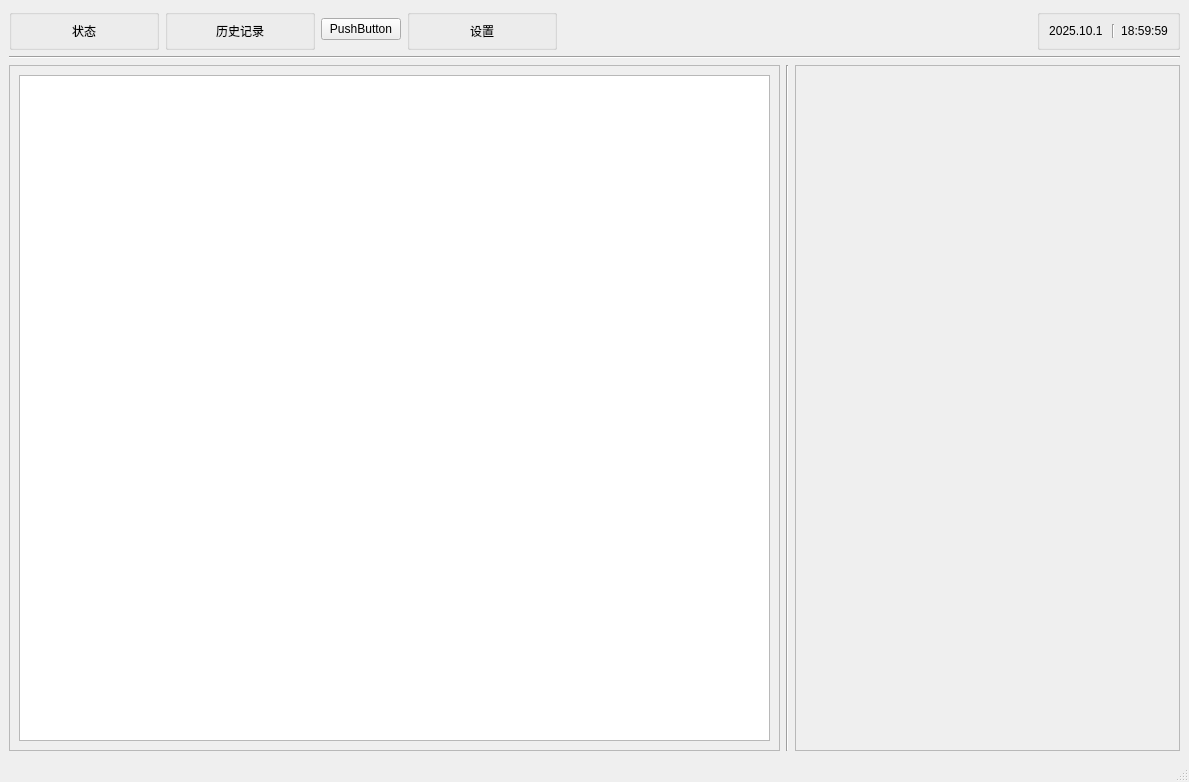
Qt form mainwindow.ui (LightningFlashEvE/high-throughput-perovskite-medication-system) before a commit.
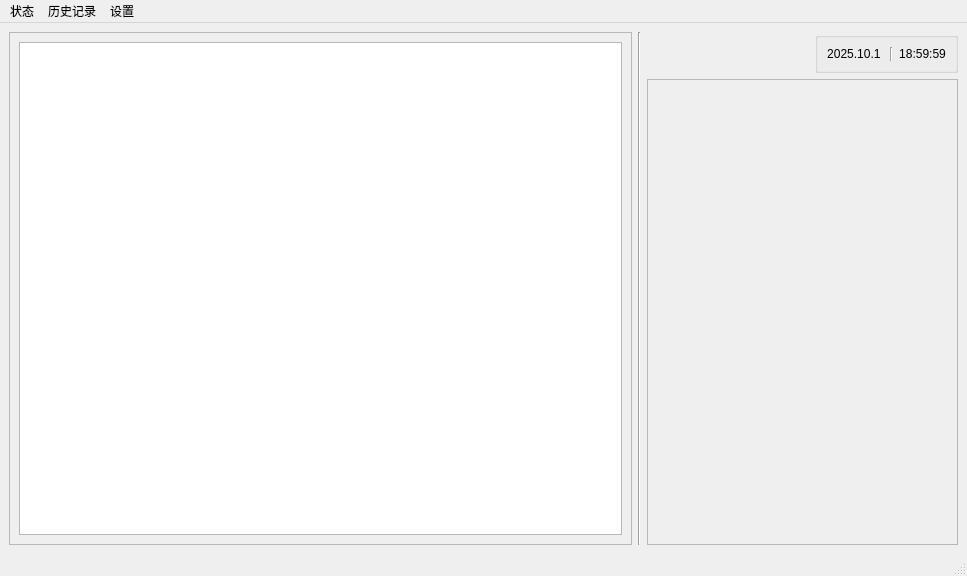
The same form after that commit.

```diff
--- a/mainwindow.ui
+++ b/mainwindow.ui
@@ -6,210 +6,46 @@
    <rect>
     <x>0</x>
     <y>0</y>
-    <width>1189</width>
-    <height>782</height>
+    <width>967</width>
+    <height>576</height>
    </rect>
   </property>
   <property name="windowTitle">
    <string>MainWindow</string>
   </property>
   <widget class="QWidget" name="centralwidget">
-   <layout class="QGridLayout" name="gridLayout_4">
-    <item row="0" column="0">
-     <layout class="QVBoxLayout" name="verticalLayout" stretch="0,1,1">
-      <item>
-       <layout class="QHBoxLayout" name="horizontalLayout_3" stretch="1,2,1,1,0">
-        <item>
-         <layout class="QHBoxLayout" name="horizontalLayout">
-          <item>
-           <widget class="QGroupBox" name="groupBox_2">
-            <property name="sizePolicy">
-             <sizepolicy hsizetype="Preferred" vsizetype="Preferred">
-              <horstretch>0</horstretch>
-              <verstretch>0</verstretch>
-             </sizepolicy>
-            </property>
-            <property name="minimumSize">
-             <size>
-              <width>150</width>
-              <height>0</height>
-             </size>
-            </property>
-            <property name="maximumSize">
-             <size>
-              <width>150</width>
-              <height>16777215</height>
-             </size>
-            </property>
-            <property name="title">
-             <string/>
-            </property>
             <layout class="QGridLayout" name="gridLayout">
-             <property name="leftMargin">
-              <number>0</number>
-             </property>
-             <property name="topMargin">
-              <number>0</number>
-             </property>
-             <property name="rightMargin">
-              <number>0</number>
-             </property>
-             <property name="bottomMargin">
-              <number>0</number>
-             </property>
-             <property name="spacing">
-              <number>0</number>
-             </property>
              <item row="0" column="0">
-              <widget class="QPushButton" name="pushButtonStatus">
-               <property name="sizePolicy">
-                <sizepolicy hsizetype="Preferred" vsizetype="Preferred">
-                 <horstretch>0</horstretch>
-                 <verstretch>0</verstretch>
-                </sizepolicy>
-               </property>
-               <property name="cursor">
-                <cursorShape>PointingHandCursor</cursorShape>
-               </property>
+     <layout class="QHBoxLayout" name="horizontalLayout" stretch="2,0,1">
+      <item>
+       <widget class="QFrame" name="frame_1">
                <property name="styleSheet">
-                <string notr="true">QPushButton {
-    border: none;
-    background: transparent;
-}</string>
-               </property>
-               <property name="text">
-                <string>状态</string>
-               </property>
-              </widget>
-             </item>
-            </layout>
-           </widget>
-          </item>
-          <item>
-           <widget class="QGroupBox" name="groupBox_3">
-            <property name="minimumSize">
-             <size>
-              <width>150</width>
-              <height>0</height>
-             </size>
-            </property>
-            <property name="maximumSize">
-             <size>
-              <width>150</width>
-              <height>16777215</height>
-             </size>
-            </property>
-            <property name="title">
-             <string/>
-            </property>
-            <layout class="QGridLayout" name="gridLayout_3">
-             <property name="leftMargin">
-              <number>0</number>
-             </property>
-             <property name="topMargin">
-              <number>0</number>
-             </property>
-             <property name="rightMargin">
-              <number>0</number>
-             </property>
-             <property name="bottomMargin">
-              <number>0</number>
-             </property>
-             <property name="spacing">
-              <number>0</number>
-             </property>
+         <string notr="true"/>
+        </property>
+        <property name="frameShape">
+         <enum>QFrame::Shape::StyledPanel</enum>
+        </property>
+        <property name="frameShadow">
+         <enum>QFrame::Shadow::Raised</enum>
+        </property>
+        <layout class="QGridLayout" name="gridLayout_5">
              <item row="0" column="0">
-              <widget class="QPushButton" name="pushButtonHistory">
-               <property name="sizePolicy">
-                <sizepolicy hsizetype="Preferred" vsizetype="Preferred">
-                 <horstretch>0</horstretch>
-                 <verstretch>0</verstretch>
-                </sizepolicy>
-               </property>
-               <property name="cursor">
-                <cursorShape>PointingHandCursor</cursorShape>
-               </property>
-               <property name="styleSheet">
-                <string notr="true">QPushButton {
-    border: none;
-    background: transparent;
-}</string>
-               </property>
-               <property name="text">
-                <string>历史记录</string>
-               </property>
-              </widget>
+          <widget class="QGraphicsView" name="graphicsView"/>
              </item>
             </layout>
            </widget>
           </item>
           <item>
-           <widget class="QPushButton" name="pushButtonTest">
-            <property name="text">
-             <string>PushButton</string>
+       <widget class="Line" name="line_3">
+        <property name="orientation">
+         <enum>Qt::Orientation::Vertical</enum>
             </property>
            </widget>
           </item>
           <item>
-           <widget class="QGroupBox" name="groupBox_4">
-            <property name="minimumSize">
-             <size>
-              <width>150</width>
-              <height>0</height>
-             </size>
-            </property>
-            <property name="maximumSize">
-             <size>
-              <width>150</width>
-              <height>16777215</height>
-             </size>
-            </property>
-            <property name="title">
-             <string/>
-            </property>
-            <layout class="QGridLayout" name="gridLayout_2">
-             <property name="leftMargin">
-              <number>0</number>
-             </property>
-             <property name="topMargin">
-              <number>0</number>
-             </property>
-             <property name="rightMargin">
-              <number>0</number>
-             </property>
-             <property name="bottomMargin">
-              <number>0</number>
-             </property>
-             <property name="spacing">
-              <number>0</number>
-             </property>
-             <item row="0" column="0">
-              <widget class="QPushButton" name="pushButtonSetting">
-               <property name="sizePolicy">
-                <sizepolicy hsizetype="Preferred" vsizetype="Preferred">
-                 <horstretch>0</horstretch>
-                 <verstretch>0</verstretch>
-                </sizepolicy>
-               </property>
-               <property name="cursor">
-                <cursorShape>PointingHandCursor</cursorShape>
-               </property>
-               <property name="styleSheet">
-                <string notr="true">QPushButton {
-    border: none;
-    background: transparent;
-}</string>
-               </property>
-               <property name="text">
-                <string>设置</string>
-               </property>
-              </widget>
-             </item>
-            </layout>
-           </widget>
-          </item>
-         </layout>
-        </item>
+       <layout class="QVBoxLayout" name="verticalLayout" stretch="0,1">
+        <item>
+         <layout class="QHBoxLayout" name="horizontalLayout_3" stretch="2,0,0,0">
         <item>
          <spacer name="horizontalSpacer">
           <property name="orientation">
@@ -285,40 +121,6 @@
        </layout>
       </item>
       <item>
-       <widget class="Line" name="line_2">
-        <property name="orientation">
-         <enum>Qt::Orientation::Horizontal</enum>
-        </property>
-       </widget>
-      </item>
-      <item>
-       <layout class="QHBoxLayout" name="horizontalLayout_4" stretch="2,1,1">
-        <item>
-         <widget class="QFrame" name="frame_1">
-          <property name="styleSheet">
-           <string notr="true"/>
-          </property>
-          <property name="frameShape">
-           <enum>QFrame::Shape::StyledPanel</enum>
-          </property>
-          <property name="frameShadow">
-           <enum>QFrame::Shadow::Raised</enum>
-          </property>
-          <layout class="QGridLayout" name="gridLayout_5">
-           <item row="0" column="0">
-            <widget class="QGraphicsView" name="graphicsView"/>
-           </item>
-          </layout>
-         </widget>
-        </item>
-        <item>
-         <widget class="Line" name="line_3">
-          <property name="orientation">
-           <enum>Qt::Orientation::Vertical</enum>
-          </property>
-         </widget>
-        </item>
-        <item>
          <widget class="QFrame" name="frame_2">
           <property name="frameShape">
            <enum>QFrame::Shape::StyledPanel</enum>
@@ -339,10 +141,28 @@
     <rect>
      <x>0</x>
      <y>0</y>
-     <width>1189</width>
-     <height>17</height>
+     <width>967</width>
+     <height>18</height>
     </rect>
    </property>
+   <widget class="QMenu" name="menuStatus">
+    <property name="title">
+     <string>状态</string>
+    </property>
+   </widget>
+   <widget class="QMenu" name="menuHistory">
+    <property name="title">
+     <string>历史记录</string>
+    </property>
+   </widget>
+   <widget class="QMenu" name="menuSettings">
+    <property name="title">
+     <string>设置</string>
+    </property>
+   </widget>
+   <addaction name="menuStatus"/>
+   <addaction name="menuHistory"/>
+   <addaction name="menuSettings"/>
   </widget>
   <widget class="QStatusBar" name="statusbar"/>
  </widget>
```
Lines whose indentation alone changed are shown as unchanged.
